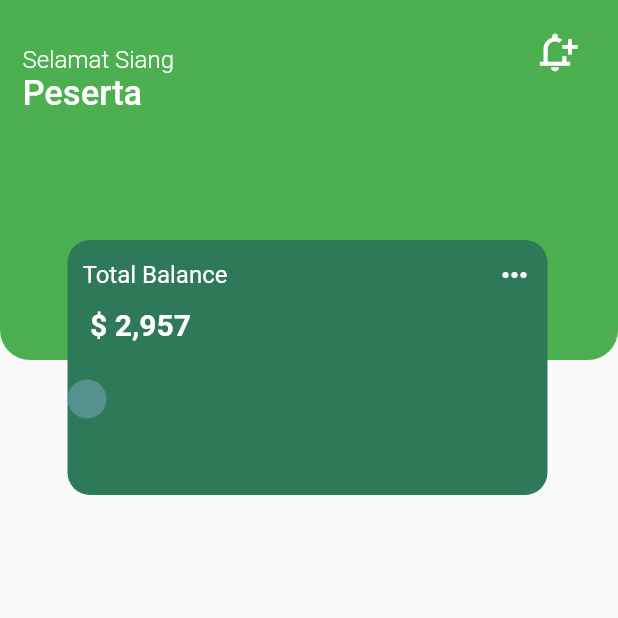
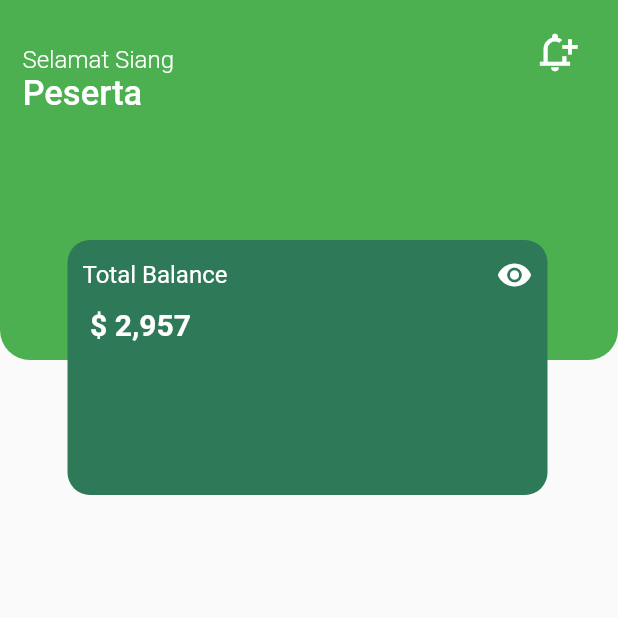
Before and after one commit to George535220173/UAS, a Flutter app: the screen it shows after launch, on a phone screen of 412 x 824 dp, the top half of it. Run offline on Flutter 3.47's test engine with Material 2 defaults, Android fonts, the phone set to English and light mode, and no system bars.

Commit message:
ngubah logo logo biar gacor

```diff
--- a/lib/home/home.dart
+++ b/lib/home/home.dart
@@ -96,11 +96,12 @@ class home extends StatelessWidget {
                             ),
                           ),
                           Icon(
-                            Icons.more_horiz,
+                            Icons.remove_red_eye,
                             color: Colors.white,
-                          ),
+                          )
                         ],
                       ),
+
                     ),
                     SizedBox(
                       height: 7,),
@@ -119,15 +120,6 @@ class home extends StatelessWidget {
                           ],
                         ),
                       ),
-                      SizedBox(height: 25),
-                      Row(
-                        children: [
-                          CircleAvatar(
-                            radius: 13,
-                            backgroundColor: Color.fromARGB(255, 85, 145, 141),
-                          )
-                        ],
-                      )
                   ],
                 ),
               ),
```
